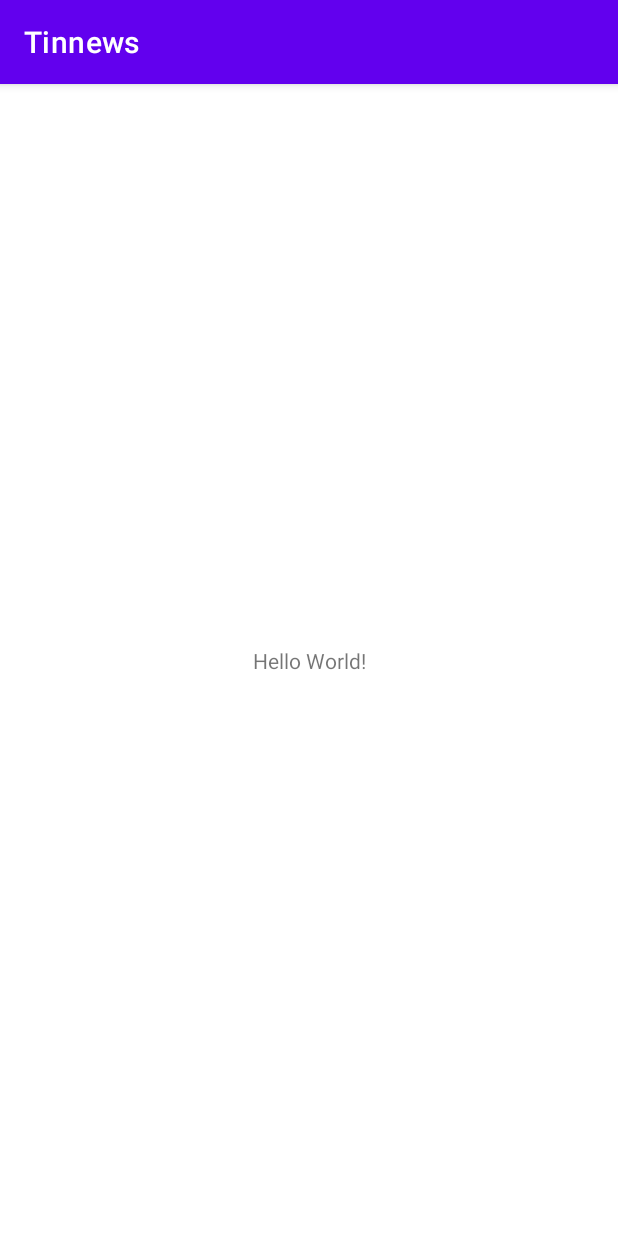
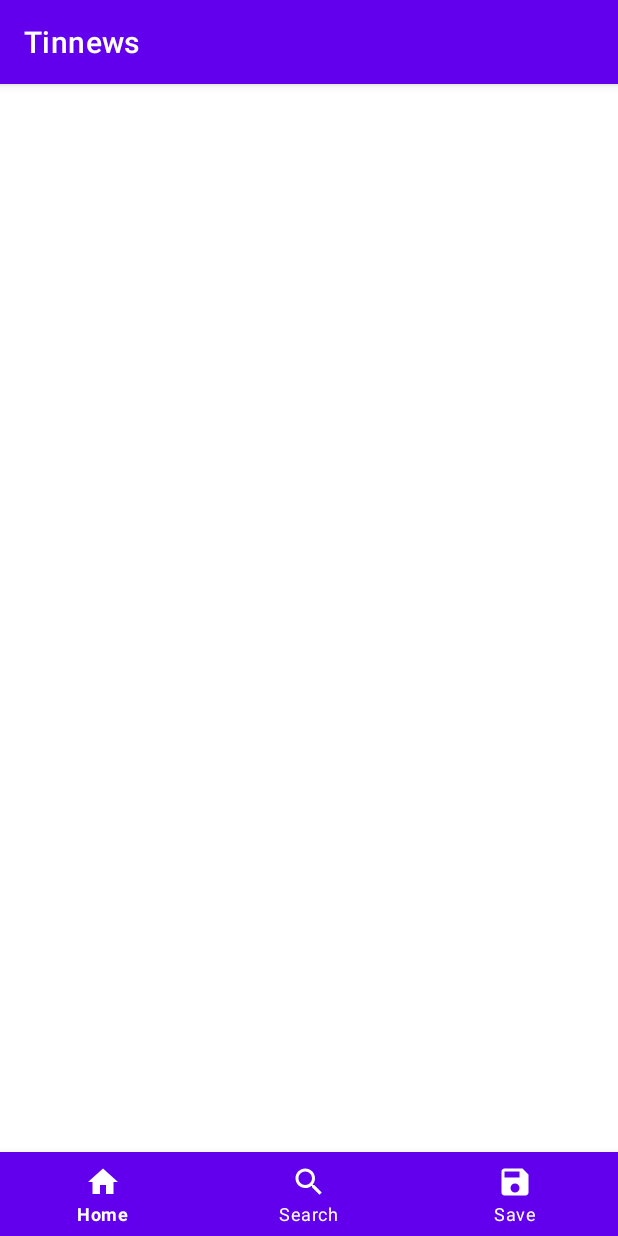
Before and after one commit to DerickDu/Android_All-inews, an Android app: the screen it shows after launch (MainActivity), on a phone screen of 412 x 824 dp. Run offline under Robolectric (Android 15) with nearby library versions, the phone set to English and light mode, and no system bars.

Commit message:
Initial commit

```diff
--- a/app/src/main/res/layout/activity_main.xml
+++ b/app/src/main/res/layout/activity_main.xml
@@ -1,18 +1,27 @@
 <?xml version="1.0" encoding="utf-8"?>
-<androidx.constraintlayout.widget.ConstraintLayout xmlns:android="http://schemas.android.com/apk/res/android"
+<LinearLayout
+    xmlns:android="http://schemas.android.com/apk/res/android"
     xmlns:app="http://schemas.android.com/apk/res-auto"
     xmlns:tools="http://schemas.android.com/tools"
+    android:orientation="vertical"
     android:layout_width="match_parent"
     android:layout_height="match_parent"
     tools:context=".MainActivity">
 
-    <TextView
-        android:layout_width="wrap_content"
+    <androidx.fragment.app.FragmentContainerView
+        android:id="@+id/nav_host_fragment"
+        android:layout_width="match_parent"
+        android:layout_height="0dp"
+        android:layout_weight="1" />
+
+    <com.google.android.material.bottomnavigation.BottomNavigationView
+        android:id="@+id/nav_view"
+        android:layout_width="match_parent"
         android:layout_height="wrap_content"
-        android:text="Hello World!"
-        app:layout_constraintBottom_toBottomOf="parent"
-        app:layout_constraintEnd_toEndOf="parent"
-        app:layout_constraintStart_toStartOf="parent"
-        app:layout_constraintTop_toTopOf="parent" />
+        android:background="@color/purple_500"
+        app:itemIconTint="@android:color/white"
+        app:itemTextColor="@android:color/white"
+        app:menu="@menu/bottom_nav_menu" />
 
-</androidx.constraintlayout.widget.ConstraintLayout>
+
+</LinearLayout>
```
